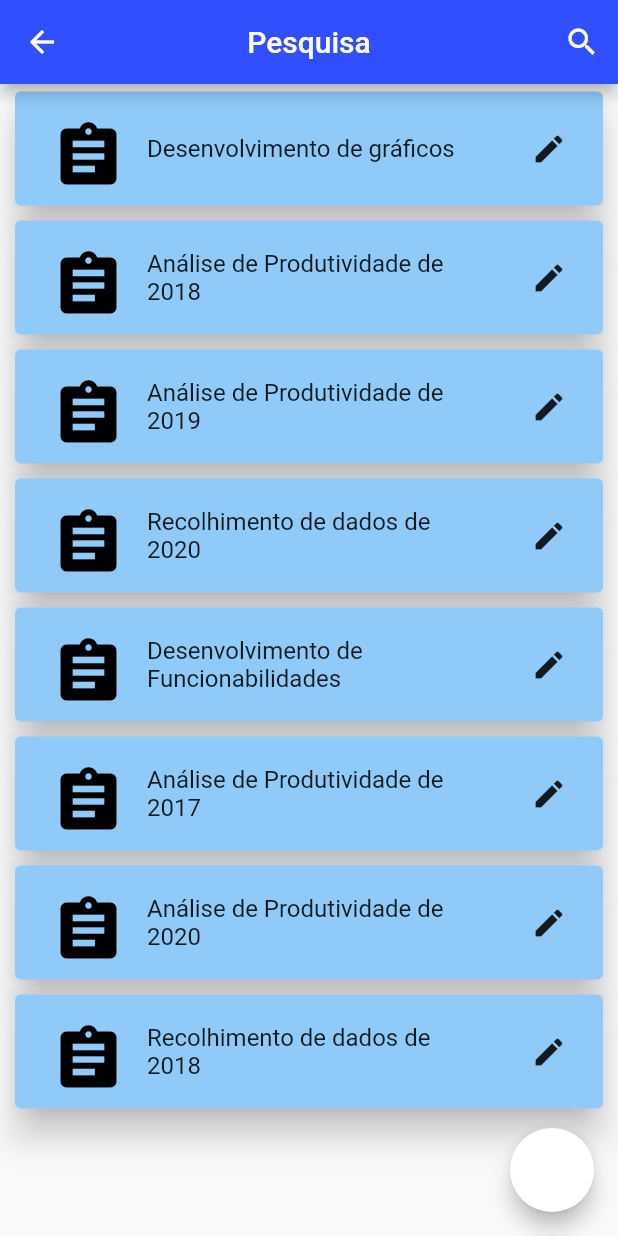
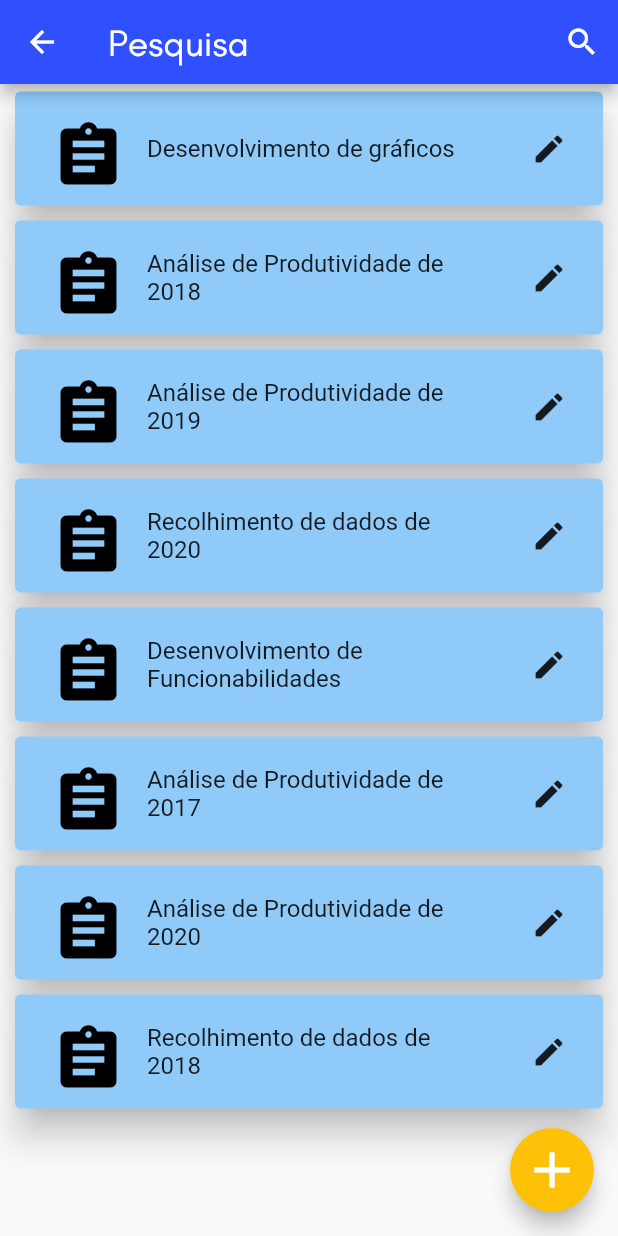
Before and after one commit to UFRPE-ODG/Pr-totipo, a Flutter app: the SearchPage screen opened directly, on a phone screen of 412 x 824 dp. Run offline on Flutter 3.47's test engine with Material 2 defaults, Android fonts, the phone set to English and light mode, and no system bars; our stand-ins replace charts_flutter, progress_dialog, simple_animations, splashscreen, sqflite; missing offline and left inert: commons, google_maps_flutter_heatmap; accounts and stored records are empty; network calls fail.

Commit message:
Ajuste appbar e listagem

```diff
--- a/lib/App/Destinos/Configuracao.dart
+++ b/lib/App/Destinos/Configuracao.dart
@@ -49,9 +49,7 @@ class _ConfiguracaoState extends State<Configuracao> {
           style: style.copyWith(
             color: Colors.white,
             fontSize: 25.0,
-            fontWeight: FontWeight.bold
           ),
-          textAlign: TextAlign.center,
         ),
 
       ),
--- a/lib/App/Destinos/Listagem.dart
+++ b/lib/App/Destinos/Listagem.dart
@@ -8,6 +8,7 @@ import 'package:estudos_flutter/App/ClassesAParte/CustomDialog.dart';
 
 List<Projetos> meusProjetos = new List<Projetos>();
 List<String> nomeProj = new List<String>();
+
 class SearchPage extends StatefulWidget {
   SearchPage({Key key, this.title}) : super(key: key);
   final String title;
@@ -60,17 +61,21 @@ class _SearchPageState extends State<SearchPage> {
 
       floatingActionButton: FloatingActionButton(
         child: Icon(Icons.add,size: 40,),
-        backgroundColor: Colors.white ,
+        backgroundColor: Colors.amber ,
 
         onPressed: (){
             Navigator.push(context, MaterialPageRoute(builder: (context) => AddProjeto()));
         },
       ),
 
-      appBar: new AppBar(    centerTitle: true,
+      appBar: new AppBar(
         backgroundColor: Color(0xFF3050ff),
         title: !isSearching
-          ? Text("Pesquisa")
+          ? Text("Pesquisa",
+              style: style.copyWith(
+                fontSize: 25.0,
+              ),
+            )
           : TextField(
             onChanged: (value) {
               filterSearchResults(value);
--- a/lib/App/Destinos/Mensagem.dart
+++ b/lib/App/Destinos/Mensagem.dart
@@ -32,9 +32,8 @@ class _MensagemState extends State<Mensagem> {
           style: style.copyWith(
             color: Colors.white,
             fontSize: 25.0,
-            fontWeight: FontWeight.bold
           ),
-          textAlign: TextAlign.center,
+          textAlign: TextAlign.start,
         ),
 
       ),
```
Also changed, not shown: lib/App/Destinos/MenuHeatmaps.dart (+5 -2 lines), lib/App/Destinos/Pagina3.dart (+11 -4 lines).
